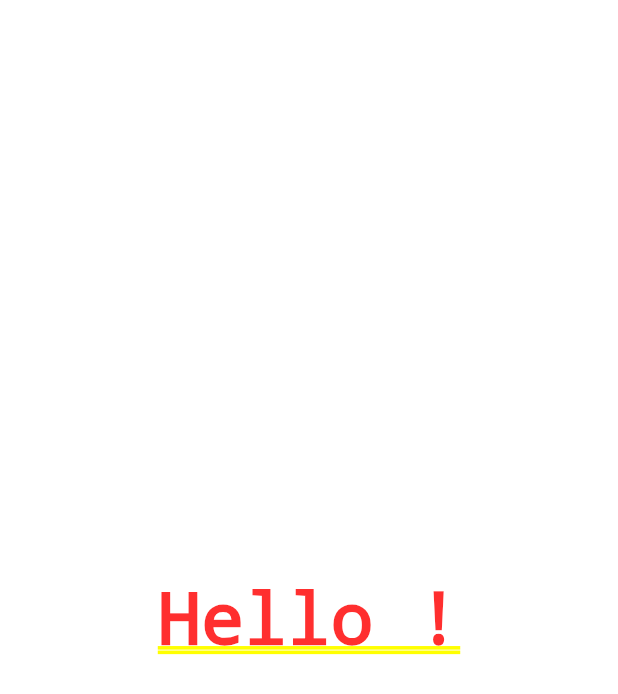
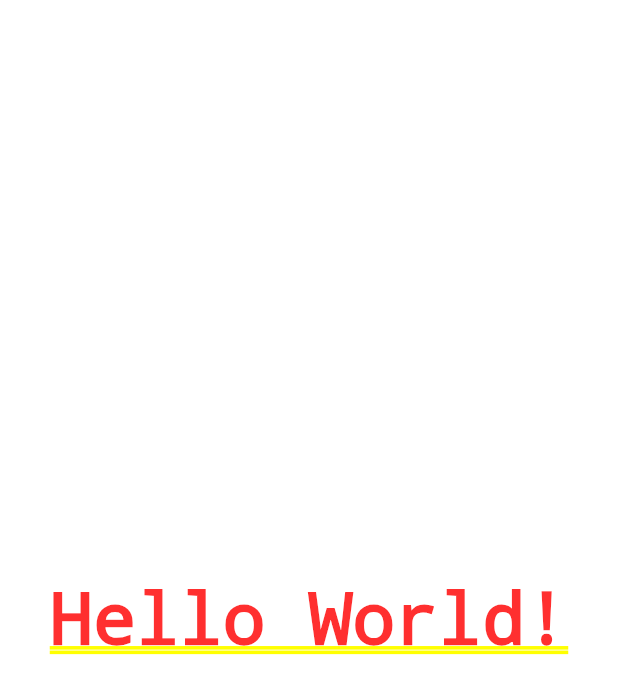
Before and after one commit to VijayGohel/AngelaYuFlutterCourse, a Flutter app: the screen it shows after launch, on a phone screen of 412 x 824 dp. Shown: the top 694 px of the screen. Run offline on Flutter 3.47's test engine with Material 2 defaults, Android fonts, the phone set to English and light mode, and no system bars.

Commit message:
hello world message

```diff
--- a/lib/main.dart
+++ b/lib/main.dart
@@ -4,7 +4,7 @@ void main() {
   runApp(
     MaterialApp(
       home: Center(
-        child: Text("Hello !"),
+        child: Text("Hello World!"),
       ),
     ),
   );
```
